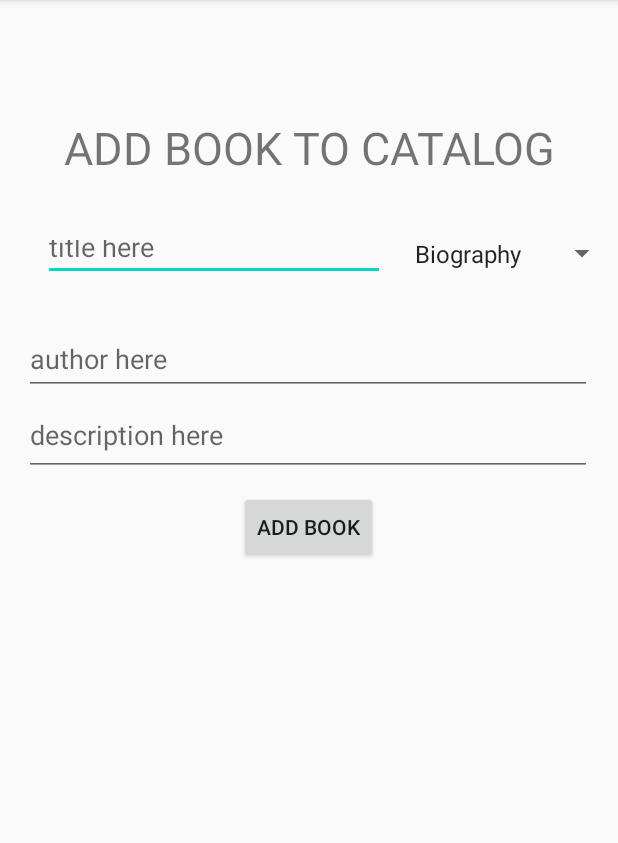
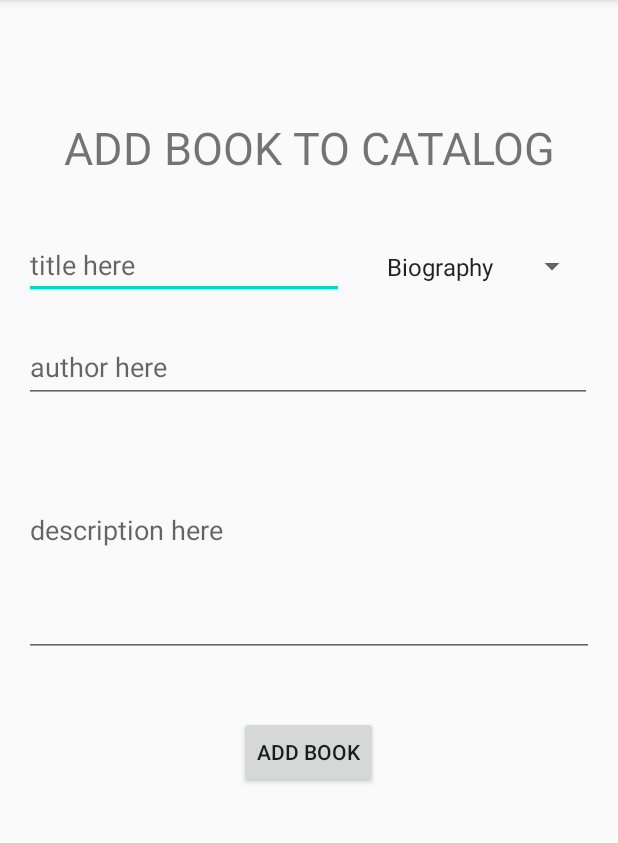
Before and after one commit to bcandee2/CatalogProject125, an Android app: the BookAddActivity screen opened directly, with no data from a screen before it, on a phone screen of 412 x 824 dp, the part 84-927 px from its top. Run offline under Robolectric (Android 15) with nearby library versions, the phone set to English and light mode, and no system bars; libraries missing offline, so code that uses them is left out: com.mongodb.stitch.

Commit message:
AddBookActivity fully functional, cleaned up AddBook UI

```diff
--- a/app/src/main/java/com/example/catalogproject/MainActivity.java
+++ b/app/src/main/java/com/example/catalogproject/MainActivity.java
@@ -4,6 +4,7 @@ import androidx.annotation.NonNull;
 import androidx.annotation.Nullable;
 import androidx.appcompat.app.AppCompatActivity;
 
+import android.annotation.SuppressLint;
 import android.content.Intent;
 import android.os.Bundle;
 import android.util.Log;
@@ -20,7 +21,6 @@ import com.mongodb.stitch.android.services.mongodb.remote.RemoteMongoClient;
 import com.mongodb.stitch.android.services.mongodb.remote.RemoteMongoCollection;
 import com.mongodb.stitch.core.auth.providers.anonymous.AnonymousCredential;
 import com.mongodb.stitch.core.services.mongodb.remote.sync.DefaultSyncConflictResolvers;
-import com.mongodb.stitch.android.services.http.*;
 
 import java.util.ArrayList;
 
@@ -29,12 +29,14 @@ public class MainActivity extends AppCompatActivity {
     private static RemoteMongoClient mongoClient;
     private ArrayList<Book> books;
 
+    @SuppressLint("CheckResult")
     @Override
     protected void onCreate(Bundle savedInstanceState) {
         super.onCreate(savedInstanceState);
         setContentView(R.layout.activity_main);
 
         // MongoDB setup stuff
+        if (mongoClient == null) {
             final StitchAppClient client = Stitch.initializeAppClient("catalogproject125-ylent");
             client.getAuth().loginWithCredential(new AnonymousCredential())
                     .addOnCompleteListener(task -> {
@@ -47,6 +49,7 @@ public class MainActivity extends AppCompatActivity {
                                 null
                         );
                     });
+        }
         // end MongoDB setup stuff
 
         Button searchButton = findViewById(R.id.searchButton);
--- a/app/src/main/res/layout/activity_book_add.xml
+++ b/app/src/main/res/layout/activity_book_add.xml
@@ -13,30 +13,25 @@
         android:layout_marginStart="9dp"
         android:layout_marginTop="78dp"
         android:layout_marginEnd="9dp"
-        android:layout_marginBottom="16dp"
         android:backgroundTint="#E91ED5"
         android:text="@string/add_book_to_catalog"
         android:textAlignment="center"
         android:textIsSelectable="false"
         android:textSize="30sp"
-        app:layout_constraintBottom_toTopOf="@+id/titleEditText"
         app:layout_constraintEnd_toEndOf="parent"
         app:layout_constraintStart_toStartOf="parent"
         app:layout_constraintTop_toTopOf="parent" />
 
     <EditText
         android:id="@+id/titleEditText"
-        android:layout_width="228dp"
-        android:layout_height="37dp"
+        android:layout_width="0dp"
+        android:layout_height="42dp"
         android:layout_marginStart="16dp"
-        android:layout_marginTop="10dp"
-        android:layout_marginBottom="10dp"
+        android:layout_marginTop="33dp"
         android:ems="10"
         android:hint="@string/title_here"
         android:importantForAutofill="no"
-        android:inputType="textPersonName"
-        app:layout_constraintBottom_toTopOf="@+id/authorEditText"
-        app:layout_constraintEnd_toStartOf="@+id/genreSpinner"
+        android:inputType="textCapWords"
         app:layout_constraintStart_toStartOf="parent"
         app:layout_constraintTop_toBottomOf="@+id/textView5" />
 
@@ -45,54 +40,50 @@
         android:layout_width="0dp"
         android:layout_height="48dp"
         android:layout_marginStart="16dp"
-        android:layout_marginTop="28dp"
+        android:layout_marginTop="21dp"
         android:layout_marginEnd="17dp"
         android:ems="10"
         android:hint="@string/author_here"
         android:importantForAutofill="no"
         android:inputType="textPersonName"
         app:layout_constraintEnd_toEndOf="parent"
-        app:layout_constraintHorizontal_bias="1.0"
         app:layout_constraintStart_toStartOf="parent"
         app:layout_constraintTop_toBottomOf="@+id/titleEditText" />
 
     <EditText
         android:id="@+id/descriptionEditText"
         android:layout_width="0dp"
-        android:layout_height="54dp"
+        android:layout_height="169dp"
         android:layout_marginStart="16dp"
-        android:layout_marginEnd="17dp"
-        android:layout_marginBottom="10dp"
+        android:layout_marginEnd="16dp"
         android:ems="10"
         android:hint="@string/description_here"
         android:importantForAutofill="no"
-        android:inputType="textPersonName"
-        app:layout_constraintBottom_toTopOf="@+id/addBookButton"
+        android:inputType="textMultiLine|text|textCapSentences"
+        android:minLines="3"
         app:layout_constraintEnd_toEndOf="parent"
-        app:layout_constraintHorizontal_bias="1.0"
         app:layout_constraintStart_toStartOf="parent"
-        app:layout_constraintTop_toBottomOf="@+id/authorEditText"
-        app:layout_constraintVertical_bias="1.0" />
+        app:layout_constraintTop_toBottomOf="@+id/authorEditText" />
 
     <Button
         android:id="@+id/addBookButton"
         android:layout_width="wrap_content"
         android:layout_height="0dp"
         android:layout_marginStart="159dp"
-        android:layout_marginTop="10dp"
-        android:layout_marginEnd="160dp"
+        android:layout_marginTop="39dp"
         android:text="@string/add_book"
-        app:layout_constraintEnd_toEndOf="parent"
-        app:layout_constraintHorizontal_bias="0.0"
         app:layout_constraintStart_toStartOf="parent"
         app:layout_constraintTop_toBottomOf="@+id/descriptionEditText" />
 
     <Spinner
         android:id="@+id/genreSpinner"
-        android:layout_width="143dp"
-        android:layout_height="34dp"
-        android:layout_marginTop="28dp"
+        android:layout_width="142dp"
+        android:layout_height="43dp"
+        android:layout_marginStart="20dp"
+        android:layout_marginTop="32dp"
+        android:layout_marginEnd="19dp"
         app:layout_constraintEnd_toEndOf="parent"
+        app:layout_constraintStart_toEndOf="@+id/titleEditText"
         app:layout_constraintTop_toBottomOf="@+id/textView5" />
 
 </androidx.constraintlayout.widget.ConstraintLayout>
```
Also changed, not shown: app/src/main/java/com/example/catalogproject/BookAddActivity.java (+22 -7 lines), app/src/main/java/com/example/catalogproject/Logic/Book.java (+10 -0 lines), 2 other files. Lines whose indentation alone changed are shown as unchanged.
